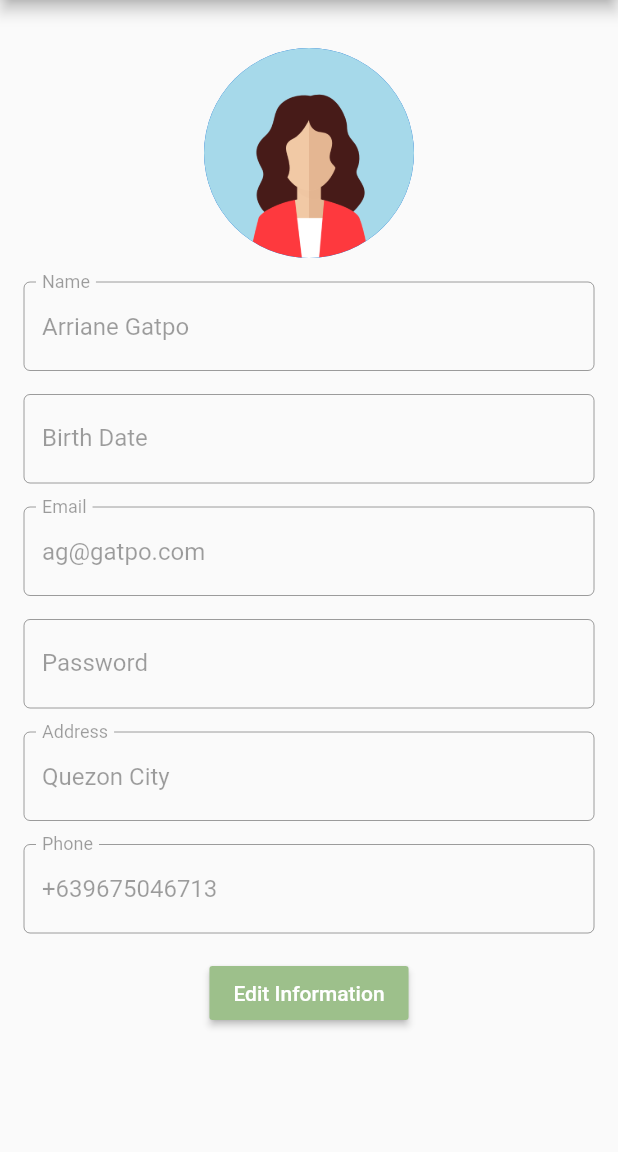
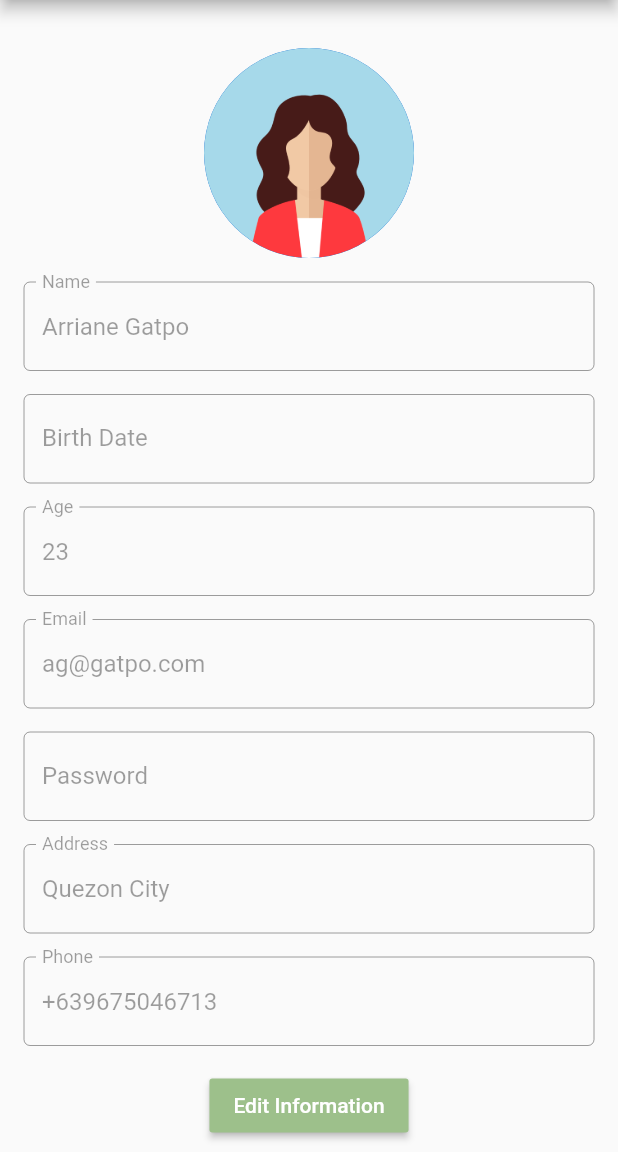
Before and after one commit to marievicanes/agripinas-mobile, a Flutter app: the ProfileScreen screen opened directly, on a phone screen of 412 x 824 dp, the part 84-1236 px from its top. Run offline on Flutter 3.47's test engine with Material 2 defaults, Android fonts, the light colour scheme and no system bars; our stand-ins replace animated_bottom_navigation_bar, curved_navigation_bar, table_calendar; missing offline and left inert: flutter_chart; project files that could hold a hidden picture were left out.

Commit message:
updated profile_screen

```diff
--- a/lib/farmer/profile_screen.dart
+++ b/lib/farmer/profile_screen.dart
@@ -12,6 +12,7 @@ class ProfileScreen extends StatefulWidget {
 class _ProfileScreenState extends State<ProfileScreen> {
   TextEditingController _nameController = TextEditingController();
   TextEditingController _bdateController = TextEditingController();
+  TextEditingController _ageController = TextEditingController();
   TextEditingController _emailController = TextEditingController();
   TextEditingController _passController = TextEditingController();
   TextEditingController _addressController = TextEditingController();
@@ -23,6 +24,7 @@ class _ProfileScreenState extends State<ProfileScreen> {
   void initState() {
     super.initState();
     _nameController.text = "Arriane Gatpo";
+    _ageController.text = "23";
     _emailController.text = "ag@gatpo.com";
     _addressController.text = "Quezon City";
     _phoneController.text = "+639675046713";
@@ -155,6 +157,16 @@ class _ProfileScreenState extends State<ProfileScreen> {
               ),
               SizedBox(height: 16.0),
               TextField(
+                controller: _ageController,
+                enabled: _isEditing,
+                decoration: InputDecoration(
+                  labelText: 'Age',
+                  hintText: 'Your age',
+                  border: OutlineInputBorder(),
+                ),
+              ),
+              SizedBox(height: 16.0),
+              TextField(
                 controller: _emailController,
                 enabled: _isEditing,
                 decoration: InputDecoration(
```
Also changed, not shown: 1 other file.
